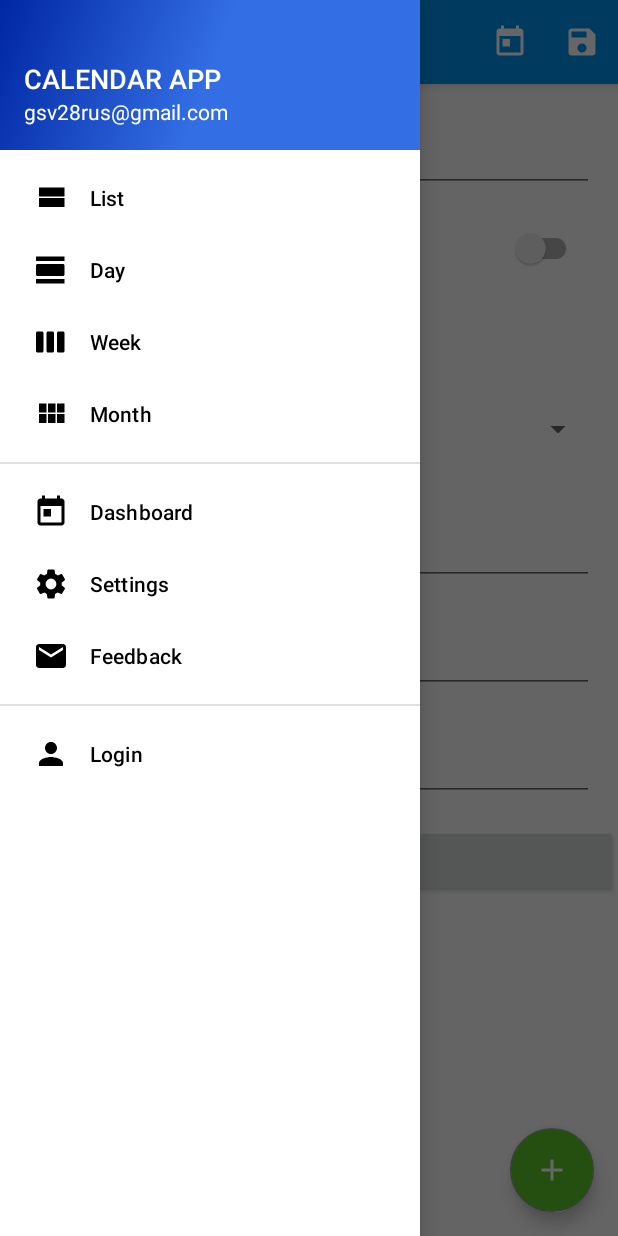
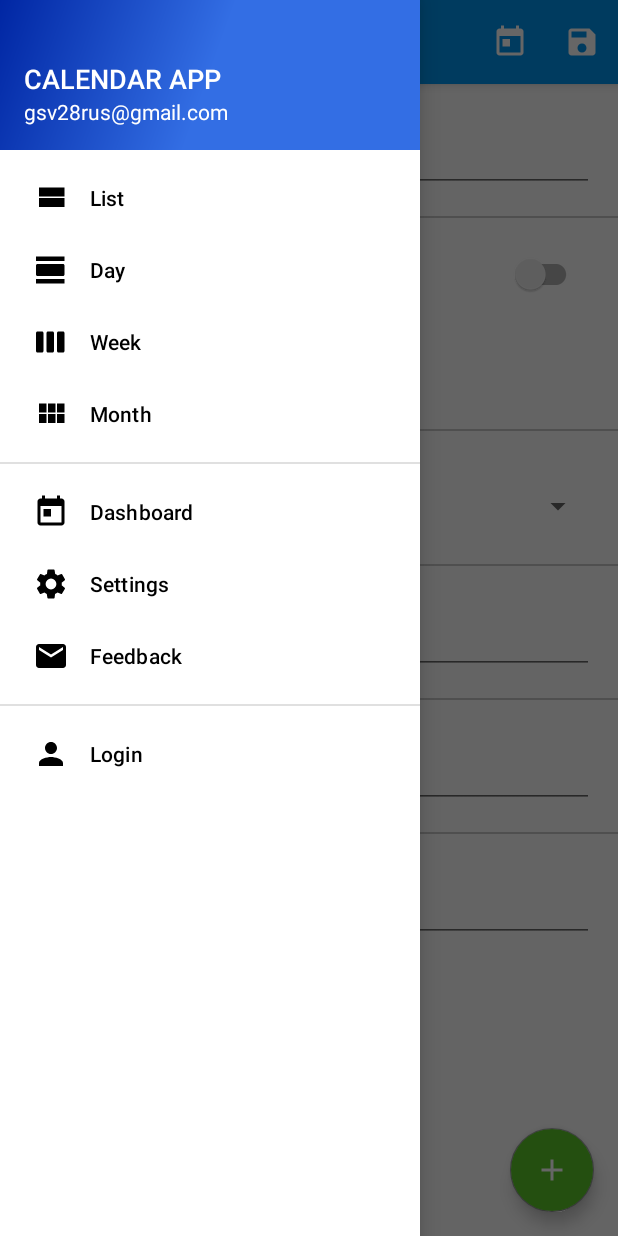
Before and after one commit to Raz28/calendar-android, an Android app: the fragment EditEventFragment placed in its activity, with the side drawer open, on a phone screen of 412 x 824 dp. Run offline under Robolectric (Android 15) with nearby library versions, the phone set to English and light mode, and no system bars; our stand-ins replace Dagger/Hilt's generated code, Room's generated code, RxJava, Timber, data binding and 1 more; network calls fail; 9 statements that could not run were skipped.

Commit message:
fixed edit event fragment

```diff
--- a/app/src/main/java/com/gsv28rus/calendar/common/Extensions.kt
+++ b/app/src/main/java/com/gsv28rus/calendar/common/Extensions.kt
@@ -43,5 +43,5 @@ fun Completable.mainThreadSubscribe(schedulerProvider: SchedulerProvider): Compl
 
 
 fun ZonedDateTime.parseToHoursAndMinutes(): String {
-    return "${this.hour}:${this.minute}"
+    return "${"%02d".format(this.hour)}:${"%02d".format(this.minute)}"
 }
--- a/app/src/main/java/com/gsv28rus/calendar/event/EditEventFragment.kt
+++ b/app/src/main/java/com/gsv28rus/calendar/event/EditEventFragment.kt
@@ -3,6 +3,7 @@ package com.gsv28rus.calendar.event
 import android.os.Bundle
 import android.view.*
 import androidx.core.os.bundleOf
+import androidx.lifecycle.Observer
 import androidx.lifecycle.ViewModelProviders
 import androidx.navigation.fragment.findNavController
 import com.gsv28rus.calendar.R
@@ -12,24 +13,16 @@ import com.gsv28rus.calendar.databinding.FragmentEventEditBinding
 
 class EditEventFragment : BaseFragment() {
     private lateinit var binding: FragmentEventEditBinding
-    private lateinit var eventListViewModel: EventListViewModel
+    private lateinit var editEventViewModel: EditEventViewModel
 
     override fun onCreateView(inflater: LayoutInflater, container: ViewGroup?, savedInstanceState: Bundle?): View? {
         binding = FragmentEventEditBinding.inflate(inflater, container, false)
-        binding.eventDay = arguments?.getParcelable("eventDay")
-        binding.save.setOnClickListener {
-            val bundle = bundleOf("dateType" to DatePickerType.START_DATE)
-            findNavController().navigate(R.id.action_editEventFragment_to_datePickerFragment, bundle)
-        }
+
+        setHasOptionsMenu(true)
+        initDataBinding()
+        initUi()
+
         return binding.root
-    }
-
-    override fun onViewCreated(view: View, savedInstanceState: Bundle?) {
-        super.onViewCreated(view, savedInstanceState)
-
-        initToolbar()
-        initViewModel()
-        initSpinner()
     }
 
     override fun onCreateOptionsMenu(menu: Menu, inflater: MenuInflater) {
@@ -40,22 +33,36 @@ class EditEventFragment : BaseFragment() {
     override fun onOptionsItemSelected(item: MenuItem): Boolean {
         return when (item.itemId) {
             R.id.action_save -> {
+                val bundle = bundleOf("dateType" to DatePickerType.START_DATE)
+                findNavController().navigate(R.id.action_editEventFragment_to_datePickerFragment, bundle)
                 return true
             }
             else -> super.onOptionsItemSelected(item)
         }
     }
 
-    private fun initViewModel() {
-        eventListViewModel = ViewModelProviders.of(this, viewModelFactory).get(EventListViewModel::class.java)
-        binding.viewModel = eventListViewModel
+    private fun initDataBinding() {
+        editEventViewModel = activity?.run {
+            ViewModelProviders.of(this, viewModelFactory).get(EditEventViewModel::class.java)
+        }!!
+        binding.viewModel = editEventViewModel
+
+        val eventDayArguments: EventDay = arguments?.getParcelable("eventDay")!!
+        val eventDay = eventDayArguments.copy()
+        if (eventDay.event == null) {
+            eventDay.event = Event(null, null, null, null, null, eventDay.startDay, eventDay.startDay, null, Repeat.NOT_REPEAT)
+        }
+        editEventViewModel.eventDay.value = eventDay
+        editEventViewModel.eventDay.observe(this, Observer {
+            binding.eventDay = eventDay
+        })
     }
 
-    private fun initToolbar() {
-        setHasOptionsMenu(true)
-    }
-
-    private fun initSpinner() {
+    private fun initUi() {
         binding.repeat.adapter = RepeatSpinnerAdapter(context)
+        binding.startDate.setOnClickListener { findNavController().navigate(R.id.action_editEventFragment_to_datePickerFragment, bundleOf("dateType" to DatePickerType.START_DATE)) }
+        binding.endDate.setOnClickListener { findNavController().navigate(R.id.action_editEventFragment_to_datePickerFragment, bundleOf("dateType" to DatePickerType.END_DATE)) }
+        binding.startTime.setOnClickListener { findNavController().navigate(R.id.action_editEventFragment_to_timePickerFragment, bundleOf("dateType" to DatePickerType.START_DATE)) }
+        binding.endTime.setOnClickListener { findNavController().navigate(R.id.action_editEventFragment_to_timePickerFragment, bundleOf("dateType" to DatePickerType.END_DATE)) }
     }
 }
--- a/app/src/main/java/com/gsv28rus/calendar/event/EventListViewModel.kt
+++ b/app/src/main/java/com/gsv28rus/calendar/event/EventListViewModel.kt
@@ -15,7 +15,6 @@ class EventListViewModel @Inject constructor(
         schedulerProvider: SchedulerProvider,
         private val eventRepository: EventRepository
 ) : BaseViewModel(schedulerProvider) {
-
     private var eventList: MutableLiveData<List<EventDay>>? = null
 
     fun getEventList(): LiveData<List<EventDay>> {
--- a/app/src/main/java/com/gsv28rus/calendar/event/EventRepositoryImpl.kt
+++ b/app/src/main/java/com/gsv28rus/calendar/event/EventRepositoryImpl.kt
@@ -13,4 +13,8 @@ class EventRepositoryImpl
     override fun getMockEvents(): Single<List<Event>> {
         return eventApi.getMock()
     }
+
+    fun getEventById(eventId: String): Single<Event> {
+        return eventApi.getEvent(eventId)
+    }
 }
--- a/app/src/main/java/com/gsv28rus/calendar/event/RepeatSpinnerAdapter.kt
+++ b/app/src/main/java/com/gsv28rus/calendar/event/RepeatSpinnerAdapter.kt
@@ -5,20 +5,21 @@ import android.view.View
 import android.view.ViewGroup
 import android.widget.ArrayAdapter
 import android.widget.TextView
+import com.gsv28rus.calendar.R
 import com.gsv28rus.calendar.common.inflate
 
 
 class RepeatSpinnerAdapter(context: Context?) : ArrayAdapter<Repeat>(context, 0, Repeat.values()) {
 
     override fun getView(position: Int, convertView: View?, parent: ViewGroup): View {
-        val layout = parent.inflate(android.R.layout.simple_spinner_item)
+        val layout = parent.inflate(R.layout.spinner_item)
         val text = layout.findViewById<TextView>(android.R.id.text1)
         text.text = context.resources.getString(getItem(position)!!.resId)
         return text
     }
 
     override fun getDropDownView(position: Int, convertView: View?, parent: ViewGroup): View {
-        val layout = parent.inflate(android.R.layout.simple_spinner_item)
+        val layout = parent.inflate(R.layout.spinner_item)
         val text = layout.findViewById<TextView>(android.R.id.text1)
         text.text = context.resources.getString(getItem(position)!!.resId)
         return text
--- /dev/null
+++ b/app/src/main/res/drawable/gray_line.xml
@@ -0,0 +1,8 @@
+<?xml version="1.0" encoding="utf-8"?>
+<selector xmlns:android="http://schemas.android.com/apk/res/android">
+    <item>
+        <shape android:shape="rectangle">
+            <solid android:color="@color/lightGrayDarker"/>
+        </shape>
+    </item>
+</selector>
--- a/app/src/main/res/layout/event_item.xml
+++ b/app/src/main/res/layout/event_item.xml
@@ -105,6 +105,7 @@
                 android:layout_marginBottom="8dp"
                 android:text="@{eventDay.event.period}"
                 android:visibility="@{eventDay.withEvents ? View.VISIBLE : View.GONE}"
+                android:textAppearance="@style/CalendarTheme.TextAppearance.Medium"
                 app:layout_constraintBottom_toTopOf="@+id/who"
                 app:layout_constraintStart_toStartOf="parent"
                 app:layout_constraintTop_toBottomOf="@+id/title"
@@ -118,6 +119,7 @@
                 android:layout_marginStart="8dp"
                 android:layout_marginBottom="8dp"
                 android:text="@{eventDay.event.who}"
+                android:textAppearance="@style/CalendarTheme.TextAppearance.Medium"
                 android:visibility="@{eventDay.withEvents ? View.VISIBLE : View.GONE}"
                 app:layout_constraintBottom_toBottomOf="parent"
                 app:layout_constraintStart_toStartOf="parent"
--- a/app/src/main/res/layout/fragment_event_edit.xml
+++ b/app/src/main/res/layout/fragment_event_edit.xml
@@ -7,7 +7,7 @@
 
         <variable
             name="viewModel"
-            type="com.gsv28rus.calendar.event.EventListViewModel" />
+            type="com.gsv28rus.calendar.event.EditEventViewModel" />
 
         <variable
             name="eventDay"
@@ -43,6 +43,13 @@
 
             </com.google.android.material.textfield.TextInputLayout>
 
+            <View
+                android:layout_width="match_parent"
+                android:layout_height="1dp"
+                android:background="@drawable/gray_line"
+                android:layout_marginTop="@dimen/spacing_normal"
+                app:layout_constraintTop_toTopOf="parent" />
+
             <androidx.constraintlayout.widget.ConstraintLayout
                 android:layout_width="match_parent"
                 android:layout_height="wrap_content"
@@ -67,6 +74,7 @@
                     android:layout_marginStart="16dp"
                     android:layout_marginTop="8dp"
                     android:text="@string/event_all_day"
+                    android:textAppearance="@style/CalendarTheme.TextAppearance.Large"
                     app:layout_constraintBottom_toTopOf="@+id/startDate"
                     app:layout_constraintStart_toEndOf="@+id/timeImage"
                     app:layout_constraintTop_toTopOf="parent" />
@@ -87,6 +95,7 @@
                     android:layout_height="wrap_content"
                     android:layout_marginTop="8dp"
                     android:text="@{eventDay.event.getDayAndWeek(eventDay.event.startDate)}"
+                    android:textAppearance="@style/CalendarTheme.TextAppearance.Large"
                     app:layout_constraintBottom_toTopOf="@+id/endDate"
                     app:layout_constraintStart_toStartOf="@+id/allDay"
                     app:layout_constraintTop_toBottomOf="@+id/allDay"
@@ -100,6 +109,7 @@
                     android:layout_marginTop="8dp"
                     android:layout_marginEnd="8dp"
                     android:text="@{eventDay.event.getHoursAndMinutes(eventDay.event.startDate)}"
+                    android:textAppearance="@style/CalendarTheme.TextAppearance.Large"
                     app:layout_constraintBottom_toTopOf="@+id/endTime"
                     app:layout_constraintEnd_toEndOf="parent"
                     app:layout_constraintStart_toStartOf="@+id/switchCompat"
@@ -113,6 +123,7 @@
                     android:layout_marginTop="8dp"
                     android:layout_marginBottom="8dp"
                     android:text="@{eventDay.event.getDayAndWeek(eventDay.event.endDate)}"
+                    android:textAppearance="@style/CalendarTheme.TextAppearance.Large"
                     app:layout_constraintBottom_toBottomOf="parent"
                     app:layout_constraintStart_toStartOf="@+id/startDate"
                     app:layout_constraintTop_toBottomOf="@+id/startDate"
@@ -127,6 +138,7 @@
                     android:layout_marginEnd="8dp"
                     android:layout_marginBottom="8dp"
                     android:text="@{eventDay.event.getHoursAndMinutes(eventDay.event.endDate)}"
+                    android:textAppearance="@style/CalendarTheme.TextAppearance.Large"
                     app:layout_constraintBottom_toBottomOf="parent"
                     app:layout_constraintEnd_toEndOf="parent"
                     app:layout_constraintStart_toStartOf="@+id/switchCompat"
@@ -134,6 +146,13 @@
                     tools:text="Test" />
 
             </androidx.constraintlayout.widget.ConstraintLayout>
+
+            <View
+                android:layout_width="match_parent"
+                android:layout_height="1dp"
+                android:background="@drawable/gray_line"
+                android:layout_marginTop="@dimen/spacing_normal"
+                app:layout_constraintTop_toTopOf="parent" />
 
             <LinearLayout
                 android:layout_width="match_parent"
@@ -162,6 +181,13 @@
 
             </LinearLayout>
 
+            <View
+                android:layout_width="match_parent"
+                android:layout_height="1dp"
+                android:background="@drawable/gray_line"
+                android:layout_marginTop="@dimen/spacing_tiny"
+                app:layout_constraintTop_toTopOf="parent" />
+
             <com.google.android.material.textfield.TextInputLayout
                 android:layout_width="match_parent"
                 android:layout_height="wrap_content"
@@ -179,6 +205,13 @@
 
             </com.google.android.material.textfield.TextInputLayout>
 
+            <View
+                android:layout_width="match_parent"
+                android:layout_height="1dp"
+                android:background="@drawable/gray_line"
+                android:layout_marginTop="@dimen/spacing_normal"
+                app:layout_constraintTop_toTopOf="parent" />
+
             <com.google.android.material.textfield.TextInputLayout
                 android:layout_width="match_parent"
                 android:layout_height="wrap_content"
@@ -195,6 +228,12 @@
 
             </com.google.android.material.textfield.TextInputLayout>
 
+            <View
+                android:layout_width="match_parent"
+                android:layout_height="1dp"
+                android:background="@drawable/gray_line"
+                android:layout_marginTop="@dimen/spacing_normal"
+                app:layout_constraintTop_toTopOf="parent" />
 
             <com.google.android.material.textfield.TextInputLayout
                 android:layout_width="match_parent"
@@ -212,14 +251,6 @@
                     tools:text="Test description" />
 
             </com.google.android.material.textfield.TextInputLayout>
-
-            <Button
-                android:id="@+id/save"
-                android:layout_width="match_parent"
-                android:layout_height="wrap_content"
-                android:layout_marginTop="@dimen/spacing_normal"
-                android:text="@string/save" />
-
         </LinearLayout>
 
     </ScrollView>
--- a/app/src/main/res/navigation/nav_graph.xml
+++ b/app/src/main/res/navigation/nav_graph.xml
@@ -10,9 +10,9 @@
         android:label="@string/event_list">
         <action
             android:id="@+id/action_eventListFragment_to_editEventFragment"
+            app:destination="@id/editEventFragment"
             app:enterAnim="@anim/slide_in_right"
-            app:exitAnim="@anim/slide_out_left"
-            app:destination="@id/editEventFragment" />
+            app:exitAnim="@anim/slide_out_left" />
     </fragment>
     <fragment
         android:id="@+id/editEventFragment"
@@ -23,14 +23,23 @@
             app:argType="com.gsv28rus.calendar.event.EventDay" />
         <action
             android:id="@+id/action_editEventFragment_to_datePickerFragment"
-            app:enterAnim="@anim/slide_in_right"
-            app:exitAnim="@anim/slide_out_left"
             app:destination="@id/datePickerFragment" />
+        <action
+            android:id="@+id/action_editEventFragment_to_timePickerFragment"
+            app:destination="@id/timePickerFragment" />
     </fragment>
     <dialog
         android:id="@+id/datePickerFragment"
         android:name="com.gsv28rus.calendar.common.DatePickerFragment"
-        android:label="DatePickerFragment" >
+        android:label="DatePickerFragment">
+        <argument
+            android:name="dateType"
+            app:argType="com.gsv28rus.calendar.common.DatePickerType" />
+    </dialog>
+    <dialog
+        android:id="@+id/timePickerFragment"
+        android:name="com.gsv28rus.calendar.common.TimePickerFragment"
+        android:label="TimePickerFragment">
         <argument
             android:name="dateType"
             app:argType="com.gsv28rus.calendar.common.DatePickerType" />
```
Also changed, not shown: app/src/main/java/com/gsv28rus/calendar/common/DatePickerFragment.kt (+5 -5 lines), app/src/main/java/com/gsv28rus/calendar/common/TimePickerFragment.kt (+6 -3 lines), app/src/main/java/com/gsv28rus/calendar/event/EditEventViewModel.kt (+13 -4 lines), app/src/main/res/layout/spinner_item.xml (added, +10 -0 lines).
